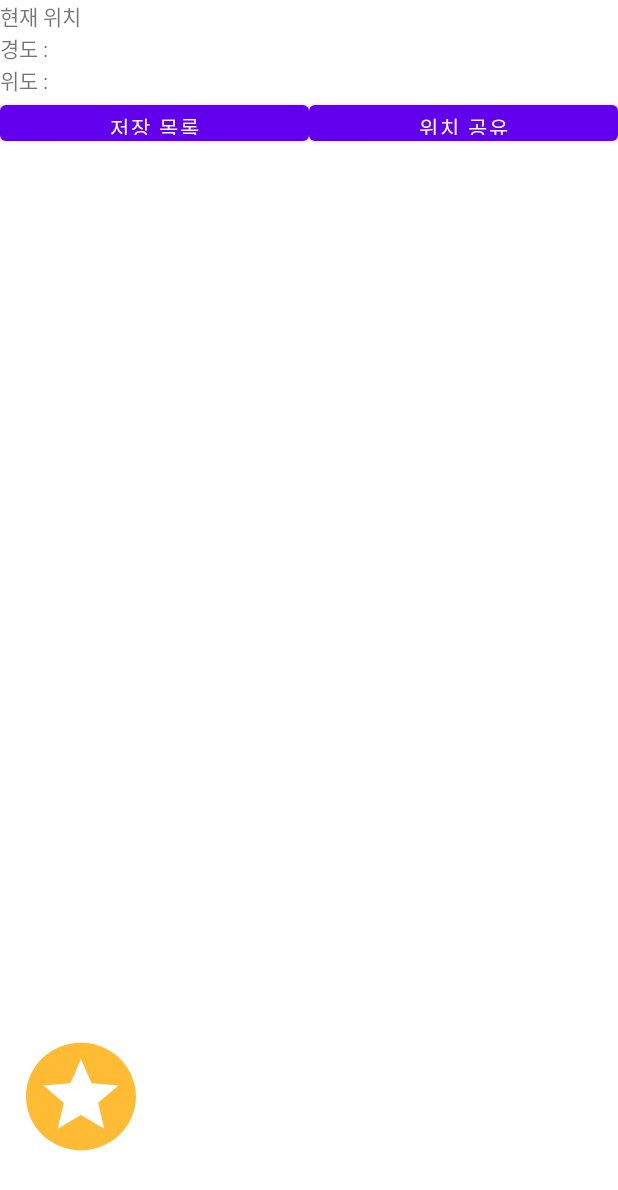
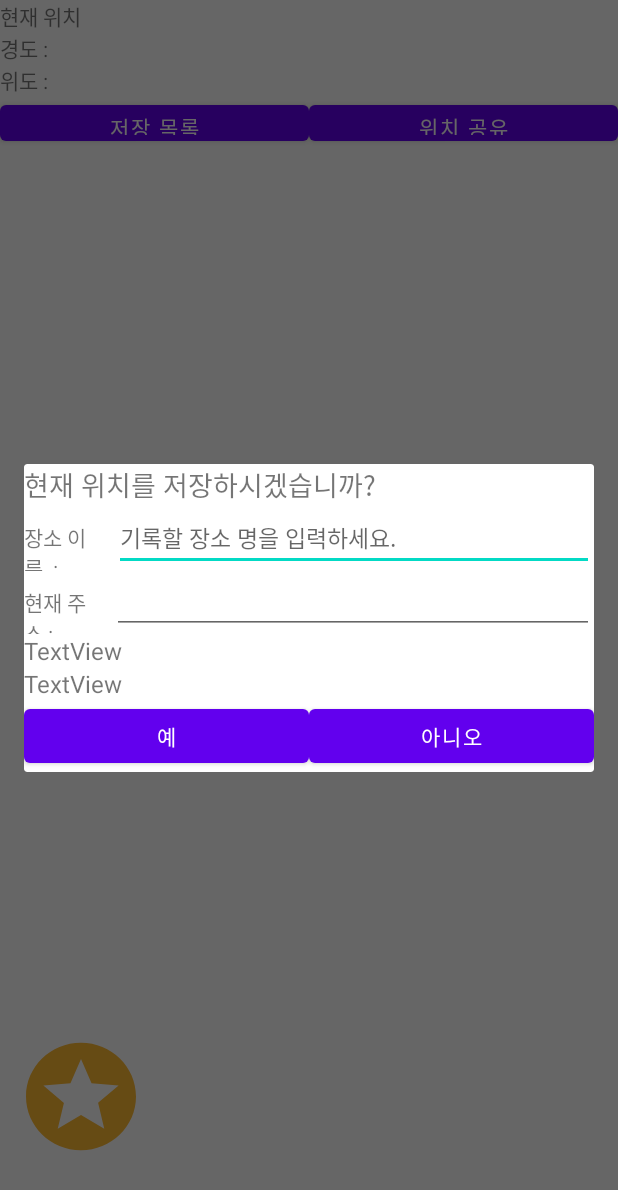
Before and after one commit to TaesunPark/My-Verifiable-Place, an Android app: the screen it shows after launch (MainActivity), after a tap on an icon or button, on a phone screen of 412 x 824 dp. Shown: the top 1190 px of the screen. Run offline under Robolectric (Android 15) with nearby library versions, the phone set to English and light mode, and no system bars; our stand-ins replace Room's generated code, RxJava; 2 statements that could not run were skipped.

Commit message:
[add] 위치 저장 다이어로그 추가

```diff
--- a/app/src/main/java/com/example/myverifiableplace/Map/MainActivity.java
+++ b/app/src/main/java/com/example/myverifiableplace/Map/MainActivity.java
@@ -6,6 +6,7 @@ import androidx.core.app.ActivityCompat;
 import androidx.core.content.ContextCompat;
 
 import android.Manifest;
+import android.app.Dialog;
 import android.content.Context;
 import android.content.DialogInterface;
 import android.content.Intent;
@@ -17,6 +18,8 @@ import android.os.Bundle;
 import android.os.Looper;
 import android.util.Log;
 import android.view.View;
+import android.view.Window;
+import android.view.WindowManager;
 import android.widget.Switch;
 import android.widget.Toast;
 
@@ -24,6 +27,7 @@ import com.example.myverifiableplace.Data.Location;
 import com.example.myverifiableplace.DatabaseManager;
 import com.example.myverifiableplace.R;
 import com.example.myverifiableplace.databinding.ActivityMainBinding;
+import com.example.myverifiableplace.databinding.DialogStarBinding;
 import com.google.android.gms.location.FusedLocationProviderClient;
 import com.google.android.gms.location.LocationCallback;
 import com.google.android.gms.location.LocationRequest;
@@ -51,6 +55,7 @@ public class MainActivity extends AppCompatActivity implements MapView, View.OnC
     private Location mSelectedLocation = null;
     private LocationManager mLocationManager;
     private ActivityMainBinding binding;
+    private DialogStarBinding dialogBinding;
 
     // 추가
     private Marker currentMarker = null;
@@ -70,15 +75,25 @@ public class MainActivity extends AppCompatActivity implements MapView, View.OnC
     private LocationRequest locationRequest;
     private android.location.Location location;
     private View mLayout;  // Snackbar 사용하기 위해서는 View가 필요합니다.
+    private String markerTitle;
+    Dialog saveDiaLog;
 
     @Override
     protected void onCreate(Bundle savedInstanceState) {
         super.onCreate(savedInstanceState);
         binding = ActivityMainBinding.inflate(getLayoutInflater());
+        dialogBinding = DialogStarBinding.inflate(getLayoutInflater());
         mLayout = binding.layoutMain;
         View view = binding.getRoot();
         binding.starButton.setOnClickListener(this);
+        dialogBinding.buttonNoDialog.setOnClickListener(this);
+        dialogBinding.buttonSaveDialog.setOnClickListener(this);
+
         setContentView(view);
+
+        saveDiaLog = new Dialog(this);
+        saveDiaLog.requestWindowFeature(Window.FEATURE_NO_TITLE);
+        saveDiaLog.setContentView(dialogBinding.dialogLayout);
 
         locationRequest = LocationRequest.create()
                 .setPriority(LocationRequest.PRIORITY_HIGH_ACCURACY)
@@ -283,7 +298,7 @@ public class MainActivity extends AppCompatActivity implements MapView, View.OnC
                         = new LatLng(location.getLatitude(), location.getLongitude());
 
 
-                String markerTitle = getCurrentAddress(currentPosition);
+                markerTitle = getCurrentAddress(currentPosition);
                 String markerSnippet = "위도:" + String.valueOf(location.getLatitude())
                         + " 경도:" + String.valueOf(location.getLongitude());
 
@@ -396,12 +411,19 @@ public class MainActivity extends AppCompatActivity implements MapView, View.OnC
     public void onClick(View v) {
 
         if(v.equals(binding.starButton)){
-            // 경도, 위도 보여주고, 현재 위치 정보 수정할 수 있게 하고
-            // 현재 위치를 저장하시겠습니까 ? 문구 띄워주고
-            // 저장하면 room에 저장
+            dialogBinding.textViewLatitudeDialog.setText("위도 : "+currentPosition.latitude);
+            dialogBinding.textViewLongitudeDialog.setText("경도 : "+currentPosition.longitude);
+            dialogBinding.editTextNowLocation.setText(markerTitle);
+            saveDiaLog.show();
+            Window window = saveDiaLog.getWindow();
+            window.setLayout(WindowManager.LayoutParams.MATCH_PARENT, WindowManager.LayoutParams.WRAP_CONTENT);
         } else if (v.equals(binding.button2)) {
 
         } else if (v.equals(binding.button3)){
+
+        } else if (v.equals(dialogBinding.buttonNoDialog)){
+            saveDiaLog.dismiss();
+        } else if (v.equals(dialogBinding.buttonSaveDialog)){
 
         }
 
--- /dev/null
+++ b/app/src/main/res/layout/dialog_star.xml
@@ -0,0 +1,96 @@
+<?xml version="1.0" encoding="utf-8"?>
+<LinearLayout xmlns:android="http://schemas.android.com/apk/res/android"
+    android:layout_width="match_parent"
+    android:layout_height="match_parent"
+    android:orientation="vertical"
+    android:id="@+id/dialog_layout"
+    >
+
+    <TextView
+        android:id="@+id/text"
+        android:layout_width="match_parent"
+        android:layout_height="wrap_content"
+        android:text="현재 위치를 저장하시겠습니까?"
+        android:textSize="18dp" />
+
+    <LinearLayout
+        android:layout_width="match_parent"
+        android:layout_height="wrap_content"
+        android:orientation="horizontal">
+
+        <TextView
+            android:id="@+id/textView9"
+            android:layout_width="wrap_content"
+            android:layout_height="wrap_content"
+            android:layout_weight="1"
+            android:text="장소 이름  :" />
+
+        <EditText
+            android:id="@+id/edixText_location_name_dialog"
+            android:layout_width="wrap_content"
+            android:layout_height="wrap_content"
+            android:layout_weight="1"
+            android:ems="18"
+            android:hint="기록할 장소 명을 입력하세요."
+            android:inputType="textPersonName"
+            android:textSize="15dp" />
+    </LinearLayout>
+
+    <LinearLayout
+        android:layout_width="match_parent"
+        android:layout_height="wrap_content"
+        android:orientation="horizontal">
+
+        <TextView
+            android:id="@+id/textView5"
+            android:layout_width="wrap_content"
+            android:layout_height="wrap_content"
+            android:layout_weight="1"
+            android:text="현재 주소 :" />
+
+        <EditText
+            android:id="@+id/editText_now_location"
+            android:layout_width="wrap_content"
+            android:layout_height="wrap_content"
+            android:layout_weight="1"
+            android:ems="18"
+            android:inputType="textPersonName"
+            android:text="Name"
+            android:textSize="15dp" />
+    </LinearLayout>
+
+    <TextView
+        android:id="@+id/textView_longitude_dialog"
+        android:layout_width="match_parent"
+        android:layout_height="wrap_content"
+        android:text="TextView"
+        android:textSize="16dp" />
+
+    <TextView
+        android:id="@+id/textView_latitude_dialog"
+        android:layout_width="match_parent"
+        android:layout_height="wrap_content"
+        android:text="TextView"
+        android:textSize="16dp" />
+
+    <LinearLayout
+        android:layout_width="match_parent"
+        android:layout_height="wrap_content"
+        android:orientation="horizontal">
+
+        <Button
+            android:id="@+id/button_save_dialog"
+            android:layout_width="wrap_content"
+            android:layout_height="wrap_content"
+            android:layout_weight="1"
+            android:text="예" />
+
+        <Button
+            android:id="@+id/button_no_dialog"
+            android:layout_width="wrap_content"
+            android:layout_height="wrap_content"
+            android:layout_weight="1"
+            android:text="아니오" />
+
+    </LinearLayout>
+</LinearLayout>
```
